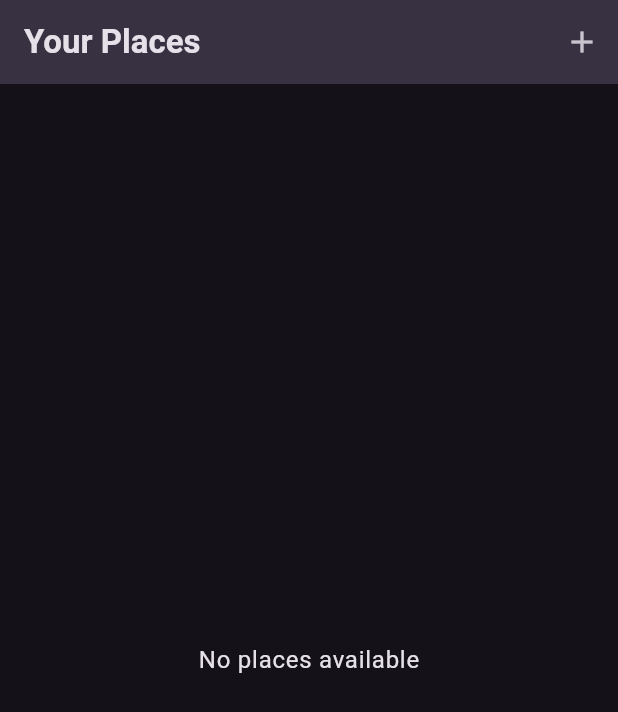
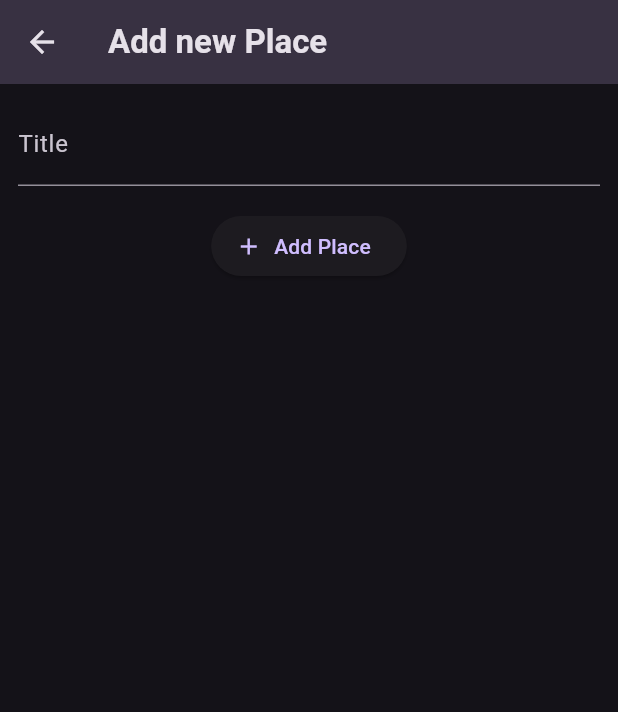
Before and after one commit to imole97/flutter-places, a Flutter app: the screen it shows after launch, after a tap on the "add" icon, on a phone screen of 412 x 824 dp. Shown: the top 712 px of the screen. Run offline on Flutter 3.47's test engine with Material 3 defaults, Android fonts, the phone set to English and light mode, and no system bars; our stand-ins replace google_fonts.

Commit message:
added add place page

```diff
--- a/lib/screens/add_place.dart
+++ b/lib/screens/add_place.dart
@@ -0,0 +1,51 @@
+import 'package:flutter/material.dart';
+
+class AddPlaceScreen extends StatefulWidget {
+  const AddPlaceScreen({super.key});
+
+  @override
+  State<AddPlaceScreen> createState() => _AddPlaceScreenState();
+}
+
+class _AddPlaceScreenState extends State<AddPlaceScreen> {
+  final _titleController = TextEditingController();
+
+  @override
+  void dispose() {
+    _titleController.dispose();
+    super.dispose();
+  }
+
+  @override
+  Widget build(BuildContext context) {
+    return Scaffold(
+      appBar: AppBar(
+        title: const Text('Add new Place'),
+      ),
+      body: SingleChildScrollView(
+        padding: const EdgeInsets.all(12),
+        child: Column(
+          children: [
+            TextField(
+              decoration: const InputDecoration(
+                label: Text('Title'),
+              ),
+              style: TextStyle(
+                color: Theme.of(context).colorScheme.onSurface,
+              ),
+              controller: _titleController,
+            ),
+            const SizedBox(
+              height: 16,
+            ),
+            ElevatedButton.icon(
+              onPressed: () {},
+              icon: Icon(Icons.add),
+              label: const Text('Add Place'),
+            )
+          ],
+        ),
+      ),
+    );
+  }
+}
--- a/lib/screens/places.dart
+++ b/lib/screens/places.dart
@@ -1,4 +1,5 @@
 import 'package:flutter/material.dart';
+import 'package:flutter_places/screens/add_place.dart';
 import 'package:flutter_places/widgets/places_list.dart';
 
 class PlacesScreen extends StatelessWidget {
@@ -13,7 +14,8 @@
           IconButton(
             icon: const Icon(Icons.add),
             onPressed: () {
-              // Navigator.of(context).pushNamed('/add-place');
+              Navigator.of(context).push(
+                  MaterialPageRoute(builder: (ctx) => const AddPlaceScreen()));
             },
           ),
         ],
--- a/pubspec.yaml
+++ b/pubspec.yaml
@@ -37,6 +37,7 @@
   cupertino_icons: ^1.0.8
   google_fonts: ^6.2.1
   uuid: ^4.5.1
+  flutter_riverpod: ^2.6.1
 
 dev_dependencies:
   flutter_test:
```
Also changed, not shown: pubspec.lock.
